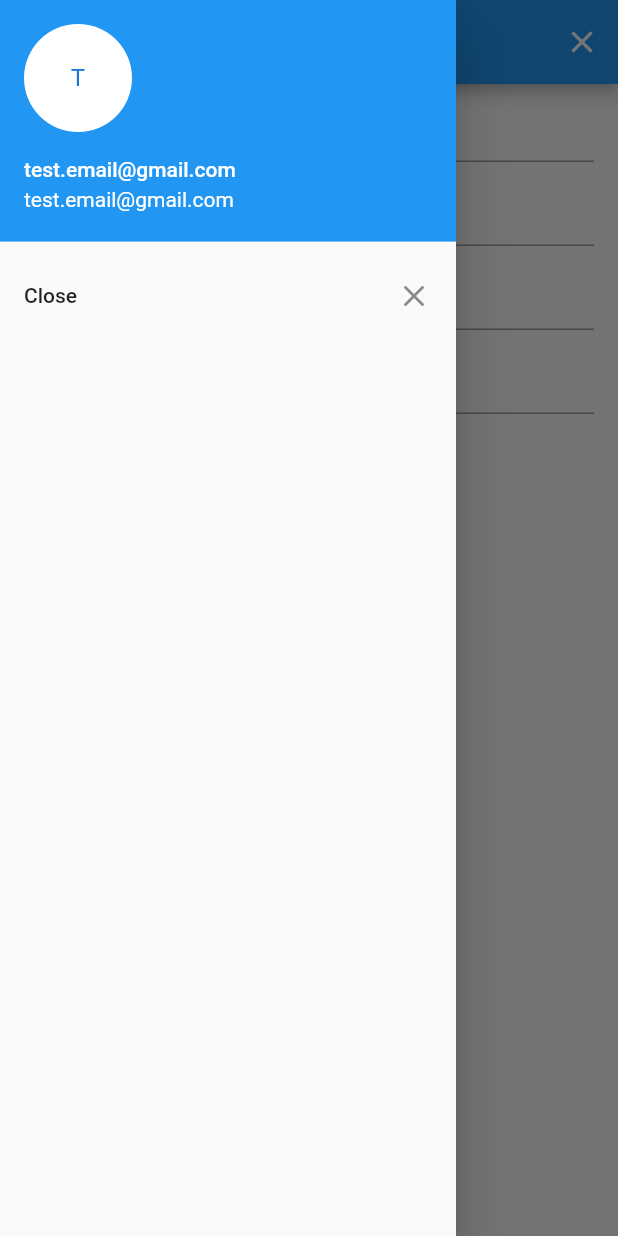
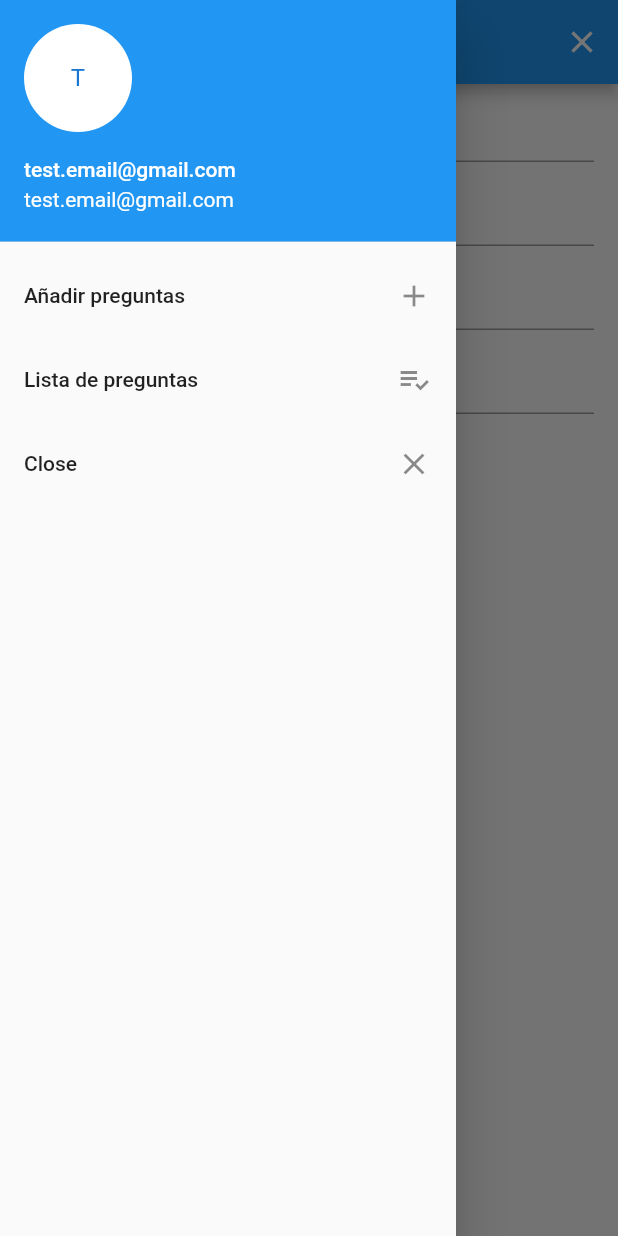
Before and after one commit to hugohfs/test_examen, a Flutter app: the screen it shows after launch, with the side drawer open, on a phone screen of 412 x 824 dp. Run offline on Flutter 3.47's test engine with Material 2 defaults, Android fonts, the phone set to English and light mode, and no system bars; our stand-ins replace firebase_database; accounts and stored records are empty.

Commit message:
Separate pages
Navigation with drawer
Add snackbar

```diff
--- a/lib/globals.dart
+++ b/lib/globals.dart
@@ -6,5 +6,14 @@ import 'package:test_examen/model/pregunta.dart';
 String userAccountEmail = '';
 Pregunta pregunta = Pregunta('',List<String>(),-1);
 
+
+/*main.dart*/
+final String DRAWER_ANADIR_PREGUNTAS = 'Añadir preguntas';
+final String DRAWER_LISTA_DE_PREGUNTAS = 'Lista de preguntas';
+
+/*lista_preguntas_page.dart*/
+final String APPBAR_LISTA_DE_PREGUNTAS = 'Lista de preguntas';
+
+/*pregunta_page.dart*/
 final String RESPUESTA_CORRECTA = 'Respuesta correcta.';
 final String RESPUESTA_INCORRECTA = 'Respuesta incorrecta.';
--- a/lib/main.dart
+++ b/lib/main.dart
@@ -7,11 +7,9 @@
 
 import 'package:flutter/material.dart';
 import 'package:firebase_database/firebase_database.dart';
-import 'package:firebase_database/ui/firebase_animated_list.dart';
-import 'package:firebase_core/firebase_core.dart';
 import 'package:flutter/services.dart';
 import 'package:test_examen/model/pregunta.dart';
-import 'package:test_examen/pregunta_page.dart';
+import 'package:test_examen/pages/lista_preguntas_page.dart';
 import 'package:test_examen/globals.dart' as globals;
 
 void main() => runApp(MyApp());
@@ -39,12 +37,15 @@ class MyStatefulWidget extends StatefulWidget {
 }
 
 class _MyStatefulWidgetState extends State<MyStatefulWidget> {
-  List<Pregunta> preguntas = List();
-  Pregunta _pregunta = Pregunta('',['','',''],-1);
-  DatabaseReference preguntaRef;
+  List<Pregunta> _preguntas = List();
+  Pregunta _pregunta = Pregunta('', ['', '', ''], -1);
+  Pregunta _preguntaAnadida = Pregunta('', ['', '', ''], -1);
+  DatabaseReference _preguntaRef;
 
   final FirebaseDatabase database = FirebaseDatabase.instance;
   final GlobalKey<FormState> formKey = GlobalKey<FormState>();
+
+  final keyScaffoldState = new GlobalKey<ScaffoldState>();
 
   String userAccountName = "test.email@gmail.com";
   String userAccountEmail = "test.email@gmail.com";
@@ -54,26 +55,27 @@ class _MyStatefulWidgetState extends State<MyStatefulWidget> {
   @override
   void initState() {
     super.initState();
-    _pregunta = Pregunta('',List<String>(),-1);
-    preguntaRef = database.reference().child("preguntas");
+    _pregunta = Pregunta('', List<String>(), -1);
+    _preguntaRef = database.reference().child("preguntas");
 
-    preguntaRef.onChildAdded.listen(_onEntryAdded);
-    preguntaRef.onChildChanged.listen(_onEntryChanged);
+    _preguntaRef.onChildAdded.listen(_onEntryAdded);
+    _preguntaRef.onChildChanged.listen(_onEntryChanged);
   }
 
   _onEntryAdded(Event event) {
     setState(() {
-      preguntas.add(Pregunta.fromSnapshot(event.snapshot));
+      _preguntas.add(Pregunta.fromSnapshot(event.snapshot));
     });
   }
 
   _onEntryChanged(Event event) {
-    var old = preguntas.singleWhere((entry) {
+    var old = _preguntas.singleWhere((entry) {
       return entry.key == event.snapshot.key;
     });
 
     setState(() {
-      preguntas[preguntas.indexOf(old)] = Pregunta.fromSnapshot(event.snapshot);
+      _preguntas[_preguntas.indexOf(old)] =
+          Pregunta.fromSnapshot(event.snapshot);
     });
   }
 
@@ -87,28 +89,26 @@ class _MyStatefulWidgetState extends State<MyStatefulWidget> {
       } else {
         form.save();
         form.reset();
-        preguntaRef.push().set(_pregunta.toJson());
+        form.reset();
+        _preguntaRef.push().set(_pregunta.toJson());
 
         setState(() {
+          _preguntaAnadida = _pregunta;
           _pregunta = Pregunta('', List<String>(), -1);
           _radioValue = -1;
         });
+
+        keyScaffoldState.currentState.showSnackBar(new SnackBar(
+          content: new Text("Pregunta añadida"),
+        ));
+
       }
     }
   }
 
-  eliminarPregunta(int index) {
-    String key = preguntas[index].key;
-    preguntaRef.child(key).remove().then((_) {
-      print("Delete $key successful");
-      setState(() {
-        preguntas.removeAt(index);
-      });
-    });
-  }
-
   Widget build(BuildContext context) {
     return Scaffold(
+        key: keyScaffoldState,
         appBar: AppBar(
           title: Text('Preguntas de examen'),
           actions: <Widget>[
@@ -130,6 +130,20 @@ class _MyStatefulWidgetState extends State<MyStatefulWidget> {
                       : ""),
                 ),
               ),
+              ListTile(
+                title: Text(globals.DRAWER_ANADIR_PREGUNTAS),
+                trailing: Icon(Icons.add),
+                onTap: () => Navigator.of(context).pop(),
+              ),
+              ListTile(
+                  title: Text(globals.DRAWER_LISTA_DE_PREGUNTAS),
+                  trailing: Icon(Icons.playlist_add_check),
+                  onTap: () {
+                    Navigator.of(context).pop();
+                    Navigator.of(context).push(MaterialPageRoute(
+                        builder: (BuildContext context) =>
+                            ListaPreguntasPage()));
+                  }),
               ListTile(
                 title: Text("Close"),
                 trailing: Icon(Icons.close),
@@ -211,14 +225,6 @@ class _MyStatefulWidgetState extends State<MyStatefulWidget> {
                               )
                             ],
                           )),
-                      /*ListTile(
-                        leading: Icon(Icons.check),
-                        title: TextFormField(
-                          initialValue: "",
-                          onSaved: (val) => _pregunta.respuestaCorrecta = int.parse(val),
-                          validator: (val) => val == "" ? val : null,
-                        ),
-                      ),*/
                       RaisedButton(
                         //padding: new EdgeInsets.all(0.0),
                         elevation: 5.0,
@@ -238,45 +244,22 @@ class _MyStatefulWidgetState extends State<MyStatefulWidget> {
               ),
             ),
             Flexible(
-                child: ListView.builder(
-                    shrinkWrap: true,
-                    itemCount: preguntas.length,
-                    itemBuilder: (BuildContext context, int index) {
-                      return ListTile(
+              child: _preguntaAnadida != null
+                  ? ListTile(
                       title: Text(
-                          preguntas[index].texto,
+                        _preguntaAnadida.texto,
                         style: TextStyle(fontSize: 20.0),
                       ),
-                        subtitle: preguntas[index].respuestas != null ? Text(preguntas[index].respuestas[0] +
+                      subtitle: (_preguntaAnadida.respuestas != null &&
+                              _preguntaAnadida.respuestas.isNotEmpty)
+                          ? Text(_preguntaAnadida.respuestas[0] +
                               ", " +
-                            preguntas[index].respuestas[1] +
+                              _preguntaAnadida.respuestas[1] +
                               ", " +
-                            preguntas[index].respuestas[2]) : Text(''),
-                        onTap: () => Navigator.push(
-                            context,
-                            MaterialPageRoute(
-                                builder: (context) => PreguntaPage(pregunta: preguntas[index]))),
-                        trailing: IconButton(
-                            icon: Icon(Icons.delete,
-                                color: Colors.grey, size: 20.0),
-                            onPressed: () {
-                              eliminarPregunta(index);
-                            }),
-                      );
-                    })
-                /*return new ListTile(
-                      leading: Icon(Icons.info),
-                      title: Text(preguntas[index].texto),
-                      subtitle: Text(preguntas[index].respuesta01 +
-                          " - " +
-                          preguntas[index].respuesta02 +
-                          " - " +
-                          preguntas[index].respuesta03),
-                      onLongPress: () {
-                        _showDialogDelete(context, preguntas[index].key, index);
-                      },
-                    );*/
-                //}),
+                              _preguntaAnadida.respuestas[2])
+                          : Text(''),
+                    )
+                  : Text('Añade una pregunta'),
             )
           ],
         ));
@@ -288,33 +271,4 @@ class _MyStatefulWidgetState extends State<MyStatefulWidget> {
       _pregunta.respuestaCorrecta = _radioValue;
     });
   }
-
-  _showDialogDelete(BuildContext context, String preguntaId, int index) async {
-    await showDialog<String>(
-        context: context,
-        builder: (BuildContext context) {
-          return AlertDialog(
-            content: new Row(
-              children: <Widget>[
-                new Expanded(
-                  child: new Text('¿Quieres eliminar la pregunta?'),
-                )
-              ],
-            ),
-            actions: <Widget>[
-              new FlatButton(
-                  child: const Text('No'),
-                  onPressed: () {
-                    Navigator.pop(context);
-                  }),
-              new FlatButton(
-                  child: const Text('Si'),
-                  onPressed: () async {
-                    eliminarPregunta(index);
-                    Navigator.pop(context);
-                  })
-            ],
-          );
-        });
 }
-}
--- /dev/null
+++ b/lib/pages/lista_preguntas_page.dart
@@ -0,0 +1,92 @@
+import 'package:firebase_database/firebase_database.dart';
+import 'package:test_examen/model/pregunta.dart';
+import 'package:test_examen/globals.dart' as globals;
+import 'package:flutter/material.dart';
+import 'package:test_examen/pages/pregunta_page.dart';
+
+class ListaPreguntasPage extends StatefulWidget {
+  @override
+  State<StatefulWidget> createState() => new _ListaPreguntasPageState();
+}
+
+class _ListaPreguntasPageState extends State<ListaPreguntasPage> {
+  List<Pregunta> _preguntas = List();
+  //Pregunta _pregunta = Pregunta('', ['', '', ''], -1);
+  DatabaseReference _listaPreguntasRef;
+
+  final FirebaseDatabase database = FirebaseDatabase.instance;
+
+  @override
+  void initState() {
+    super.initState();
+    //_pregunta = Pregunta('',List<String>(),-1);
+    _listaPreguntasRef = database.reference().child("preguntas");
+
+    _listaPreguntasRef.onChildAdded.listen(_onEntryAdded);
+    _listaPreguntasRef.onChildChanged.listen(_onEntryChanged);
+  }
+
+  _onEntryAdded(Event event) {
+    setState(() {
+      _preguntas.add(Pregunta.fromSnapshot(event.snapshot));
+    });
+  }
+
+  _onEntryChanged(Event event) {
+    var old = _preguntas.singleWhere((entry) {
+      return entry.key == event.snapshot.key;
+    });
+
+    setState(() {
+      _preguntas[_preguntas.indexOf(old)] = Pregunta.fromSnapshot(event.snapshot);
+    });
+  }
+
+  @override
+  Widget build(BuildContext context) {
+    return new Scaffold(
+        appBar: AppBar(title: Text(globals.APPBAR_LISTA_DE_PREGUNTAS)),
+        body: _buildBody(context));
+  }
+
+  Widget _buildBody(BuildContext context) {
+    return ListView.builder(
+        shrinkWrap: true,
+        itemCount: _preguntas.length,
+        itemBuilder: (BuildContext context, int index) {
+          return ListTile(
+            title: Text(
+              _preguntas[index].texto,
+              style: TextStyle(fontSize: 20.0),
+            ),
+            subtitle: _preguntas[index].respuestas != null
+                ? Text(_preguntas[index].respuestas[0] +
+                    ", " +
+                    _preguntas[index].respuestas[1] +
+                    ", " +
+                    _preguntas[index].respuestas[2])
+                : Text(''),
+            onTap: () => Navigator.push(
+                context,
+                MaterialPageRoute(
+                    builder: (context) =>
+                        PreguntaPage(pregunta: _preguntas[index]))),
+            trailing: IconButton(
+                icon: Icon(Icons.delete, color: Colors.grey, size: 20.0),
+                onPressed: () {
+                  eliminarPregunta(index);
+                }),
+          );
+        });
+  }
+
+  eliminarPregunta(int index) {
+    String key = _preguntas[index].key;
+    _listaPreguntasRef.child(key).remove().then((_) {
+      print("Delete $key successful");
+      setState(() {
+        _preguntas.removeAt(index);
+      });
+    });
+  }
+}
```
Also changed, not shown: lib/pages/pregunta_page.dart (renamed from lib/pregunta_page.dart). Lines whose indentation alone changed are shown as unchanged.
